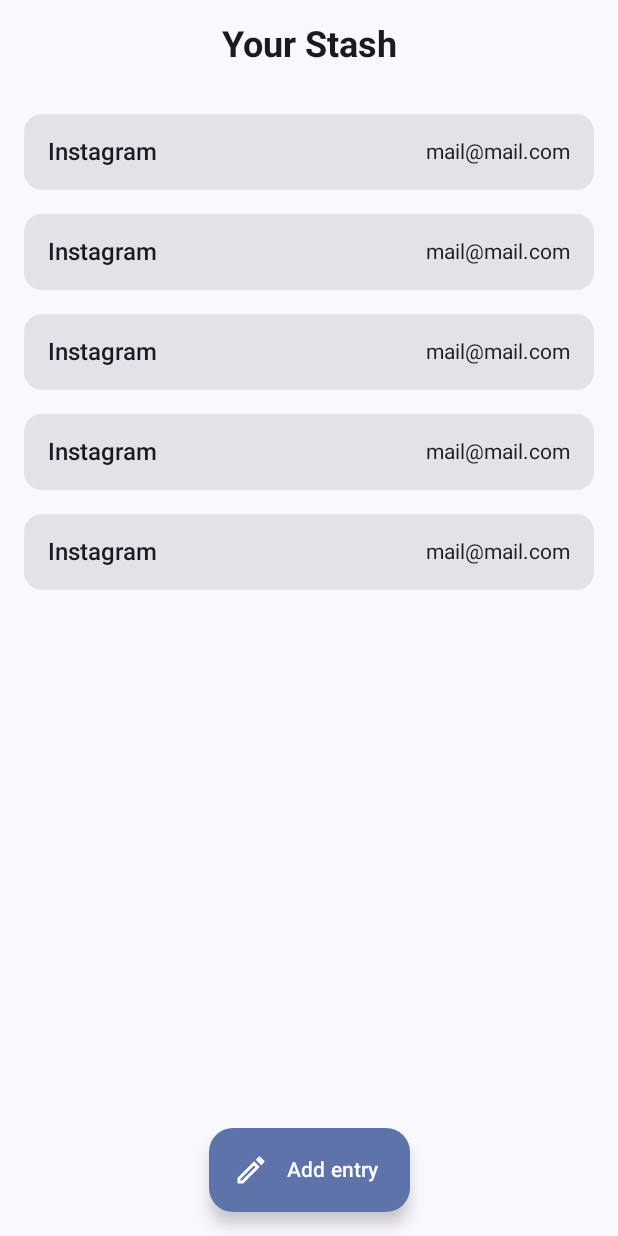
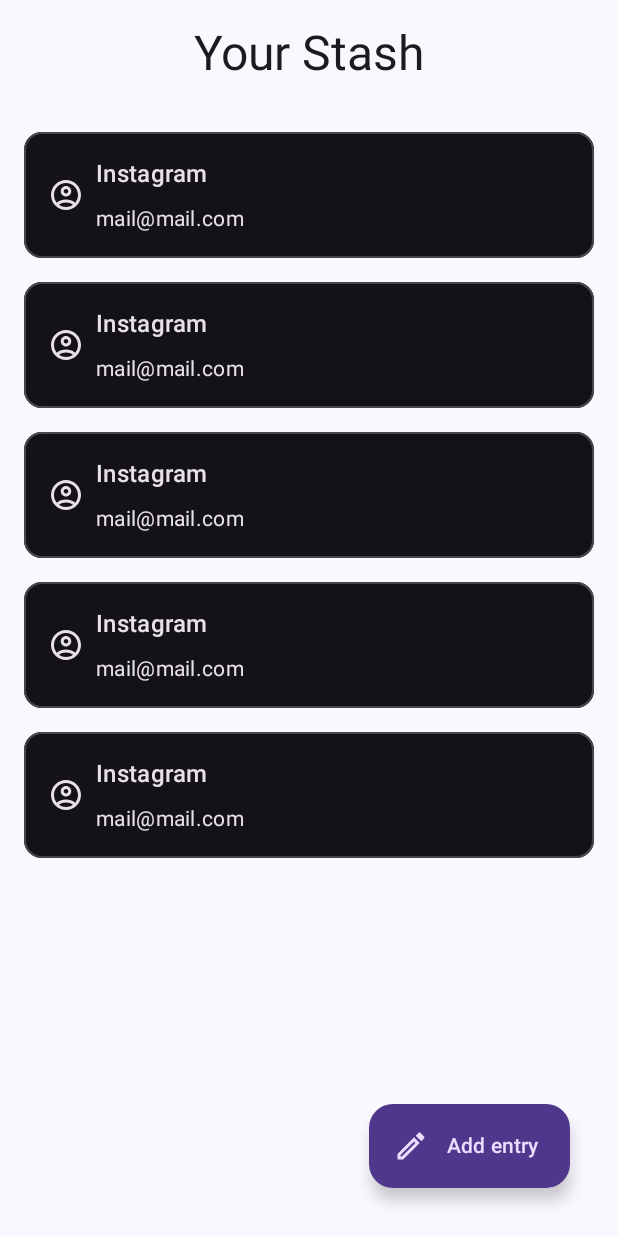
Before and after one commit to jb-cc/CCL3-stash, an Android app built with Jetpack Compose: the screen it shows after launch (MainActivity), on a phone screen of 412 x 824 dp. Run offline under Robolectric (Android 15) with nearby library versions, the phone set to English and light mode, and no system bars.

Commit message:
changed styles

```diff
--- a/app/src/main/java/com/cc221012_cc221016/stash/ui/views/Composables/HomeView.kt
+++ b/app/src/main/java/com/cc221012_cc221016/stash/ui/views/Composables/HomeView.kt
@@ -6,24 +6,28 @@ import androidx.compose.foundation.layout.Spacer
 import androidx.compose.foundation.layout.fillMaxSize
 import androidx.compose.foundation.layout.fillMaxWidth
 import androidx.compose.foundation.layout.padding
+import androidx.compose.foundation.layout.wrapContentSize
 import androidx.compose.material.icons.Icons
+import androidx.compose.material.icons.outlined.AccountCircle
 import androidx.compose.material.icons.outlined.Edit
-import androidx.compose.material3.Card
 import androidx.compose.material3.ExperimentalMaterial3Api
 import androidx.compose.material3.ExtendedFloatingActionButton
 import androidx.compose.material3.Icon
+import androidx.compose.material3.MaterialTheme
+import androidx.compose.material3.OutlinedCard
 import androidx.compose.material3.Text
+import androidx.compose.material3.darkColorScheme
 import androidx.compose.runtime.Composable
 import androidx.compose.ui.Alignment
 import androidx.compose.ui.Modifier
-import androidx.compose.ui.text.TextStyle
-import androidx.compose.ui.text.font.FontWeight
 import androidx.compose.ui.unit.dp
-import androidx.compose.ui.unit.sp
 
 @OptIn(ExperimentalMaterial3Api::class)
 @Composable
 fun HomeView() {
+    val colorScheme = darkColorScheme()
+
+    MaterialTheme(colorScheme = colorScheme) {
         Column(
             modifier = Modifier
                 .fillMaxSize()
@@ -32,12 +36,12 @@ fun HomeView() {
         ) {
             Text(
                 text = "Your Stash",
-            style = TextStyle(fontSize = 24.sp, fontWeight = FontWeight.Bold),
+                style = MaterialTheme.typography.headlineLarge,
                 modifier = Modifier.padding(bottom = 32.dp)
             )
 
             repeat(5) {
-            Card(
+                OutlinedCard(
                     onClick = {},
                     modifier = Modifier
                         .fillMaxWidth()
@@ -47,15 +51,22 @@ fun HomeView() {
                         modifier = Modifier.padding(16.dp),
                         verticalAlignment = Alignment.CenterVertically
                     ) {
+                        Icon(
+                            imageVector = Icons.Outlined.AccountCircle,
+                            contentDescription = "User Icon",
+                            modifier = Modifier.padding(end = 8.dp)
+                        )
+                        Column {
                             Text(
                                 text = "Instagram",
-                        style = TextStyle(fontSize = 16.sp, fontWeight = FontWeight.Medium),
-                        modifier = Modifier.weight(1f)
+                                style = MaterialTheme.typography.titleMedium,
+                                modifier = Modifier.padding(bottom = 8.dp)
                             )
                             Text(
                                 text = "mail@mail.com",
-                        style = TextStyle(fontSize = 14.sp)
+                                style = MaterialTheme.typography.bodyMedium,
                             )
+                        }
                     }
                 }
             }
@@ -66,7 +77,11 @@ fun HomeView() {
                 onClick = {},
                 icon = { Icon(Icons.Outlined.Edit, contentDescription = "Edit") },
                 text = { Text("Add entry") },
-            modifier = Modifier.align(Alignment.CenterHorizontally)
+                modifier = Modifier
+                    .fillMaxSize()
+                    .wrapContentSize(Alignment.BottomEnd)
+                    .padding(16.dp)
             )
         }
     }
+}
--- a/app/src/main/java/com/cc221012_cc221016/stash/ui/views/Composables/LoginRegisterView.kt
+++ b/app/src/main/java/com/cc221012_cc221016/stash/ui/views/Composables/LoginRegisterView.kt
@@ -5,6 +5,7 @@ import androidx.compose.foundation.layout.Column
 import androidx.compose.foundation.layout.padding
 import androidx.compose.foundation.text.KeyboardOptions
 import androidx.compose.material3.ExperimentalMaterial3Api
+import androidx.compose.material3.MaterialTheme
 import androidx.compose.material3.OutlinedTextField
 import androidx.compose.material3.Text
 import androidx.compose.runtime.Composable
@@ -14,12 +15,10 @@ import androidx.compose.runtime.remember
 import androidx.compose.runtime.setValue
 import androidx.compose.ui.Alignment
 import androidx.compose.ui.Modifier
-import androidx.compose.ui.text.font.FontWeight
 import androidx.compose.ui.text.input.KeyboardType
 import androidx.compose.ui.text.input.PasswordVisualTransformation
 import androidx.compose.ui.text.input.TextFieldValue
 import androidx.compose.ui.unit.dp
-import androidx.compose.ui.unit.sp
 
 @OptIn(ExperimentalMaterial3Api::class)
 @Composable
@@ -32,8 +31,7 @@ fun LoginRegisterView(hasUser: Boolean) {
         Column(horizontalAlignment = Alignment.CenterHorizontally) {
             Text(
                 text = "Stash",
-                fontSize = 50.sp,
-                fontWeight = FontWeight.Bold,
+                style = MaterialTheme.typography.displayLarge,
                 modifier = Modifier.padding(top = 10.dp)
             )
 
```
Lines whose indentation alone changed are shown as unchanged.
